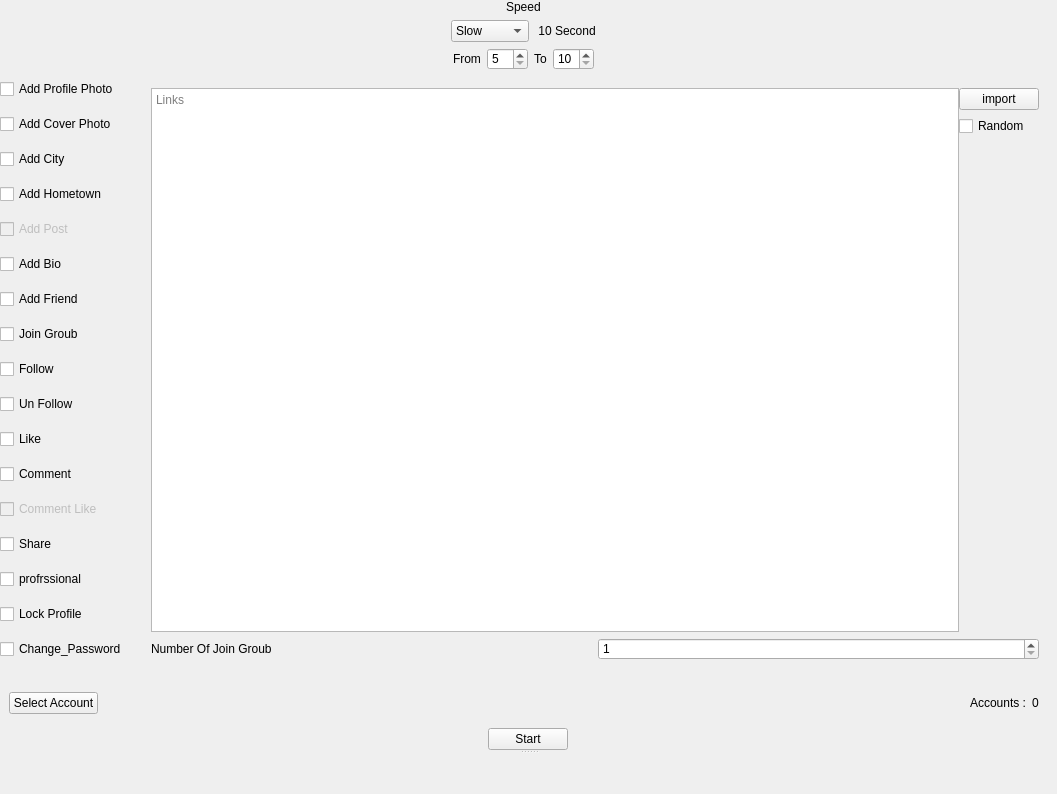
This is ui/Public/Edit.ui in kreemkhaled112/GUI as Qt 5 draws it before an edit. The edited form follows.
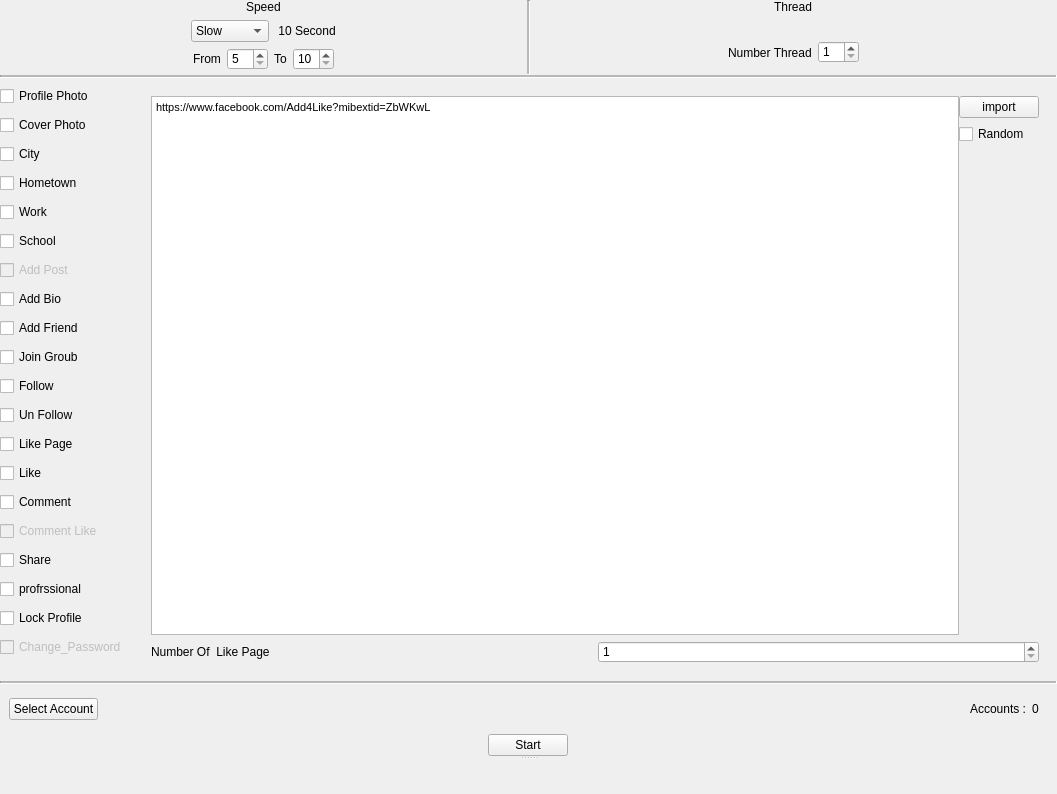
This is the edited form. The open tabs and pages were chosen to show the change. Icons and pictures are not drawn.

Patch:
```diff
--- a/ui/Public/Edit.ui
+++ b/ui/Public/Edit.ui
@@ -33,10 +33,7 @@
 border: none;
 }</string>
   </property>
-  <layout class="QVBoxLayout" name="verticalLayout_23">
-   <property name="spacing">
-    <number>0</number>
-   </property>
+  <layout class="QGridLayout" name="gridLayout_11">
    <property name="leftMargin">
     <number>0</number>
    </property>
@@ -49,28 +46,39 @@
    <property name="bottomMargin">
     <number>0</number>
    </property>
-   <item>
+   <property name="spacing">
+    <number>0</number>
+   </property>
+   <item row="0" column="0">
     <widget class="QWidget" name="widget_16" native="true">
-     <layout class="QVBoxLayout" name="verticalLayout_24">
+     <property name="minimumSize">
+      <size>
+       <width>0</width>
+       <height>0</height>
+      </size>
+     </property>
+     <layout class="QHBoxLayout" name="horizontalLayout_20">
+      <property name="spacing">
+       <number>0</number>
+      </property>
       <property name="leftMargin">
        <number>0</number>
       </property>
       <property name="topMargin">
        <number>0</number>
       </property>
+      <property name="rightMargin">
+       <number>0</number>
+      </property>
       <property name="bottomMargin">
        <number>0</number>
       </property>
-      <item alignment="Qt::AlignHCenter">
-       <widget class="QLabel" name="label_4">
-        <property name="text">
-         <string>Speed</string>
-        </property>
-       </widget>
-      </item>
-      <item alignment="Qt::AlignHCenter">
-       <widget class="QWidget" name="widget_18" native="true">
-        <layout class="QHBoxLayout" name="horizontalLayout_7">
+      <item>
+       <widget class="QWidget" name="widget_speed" native="true">
+        <layout class="QVBoxLayout" name="verticalLayout_23">
+         <property name="spacing">
+          <number>6</number>
+         </property>
          <property name="leftMargin">
           <number>0</number>
          </property>
@@ -81,45 +89,129 @@
           <number>0</number>
          </property>
          <property name="bottomMargin">
-          <number>0</number>
+          <number>5</number>
          </property>
-         <item>
-          <widget class="QComboBox" name="comboBox">
-           <item>
-            <property name="text">
-             <string>Slow</string>
-            </property>
-           </item>
-           <item>
-            <property name="text">
-             <string>Normal</string>
-            </property>
-           </item>
-           <item>
-            <property name="text">
-             <string>Fast</string>
-            </property>
-           </item>
-           <item>
-            <property name="text">
-             <string>Advance</string>
-            </property>
-           </item>
-          </widget>
-         </item>
-         <item>
-          <widget class="QLabel" name="label_3">
+         <item alignment="Qt::AlignHCenter|Qt::AlignTop">
+          <widget class="QLabel" name="label_41">
            <property name="text">
-            <string> 10 Second</string>
+            <string>Speed</string>
            </property>
           </widget>
          </item>
+         <item alignment="Qt::AlignHCenter">
+          <widget class="QWidget" name="widget_18" native="true">
+           <layout class="QHBoxLayout" name="horizontalLayout_7">
+            <property name="leftMargin">
+             <number>0</number>
+            </property>
+            <property name="topMargin">
+             <number>0</number>
+            </property>
+            <property name="rightMargin">
+             <number>0</number>
+            </property>
+            <property name="bottomMargin">
+             <number>0</number>
+            </property>
+            <item>
+             <widget class="QComboBox" name="comboBox">
+              <item>
+               <property name="text">
+                <string>Slow</string>
+               </property>
+              </item>
+              <item>
+               <property name="text">
+                <string>Normal</string>
+               </property>
+              </item>
+              <item>
+               <property name="text">
+                <string>Fast</string>
+               </property>
+              </item>
+              <item>
+               <property name="text">
+                <string>Advance</string>
+               </property>
+              </item>
+             </widget>
+            </item>
+            <item>
+             <widget class="QLabel" name="label_3">
+              <property name="text">
+               <string> 10 Second</string>
+              </property>
+             </widget>
+            </item>
+           </layout>
+          </widget>
+         </item>
+         <item alignment="Qt::AlignHCenter">
+          <widget class="QWidget" name="widget_17" native="true">
+           <layout class="QHBoxLayout" name="horizontalLayout_2">
+            <property name="leftMargin">
+             <number>0</number>
+            </property>
+            <property name="topMargin">
+             <number>0</number>
+            </property>
+            <property name="rightMargin">
+             <number>0</number>
+            </property>
+            <property name="bottomMargin">
+             <number>0</number>
+            </property>
+            <item>
+             <widget class="QLabel" name="fromm">
+              <property name="text">
+               <string>From</string>
+              </property>
+             </widget>
+            </item>
+            <item>
+             <widget class="QSpinBox" name="spinBox_2">
+              <property name="minimum">
+               <number>5</number>
+              </property>
+             </widget>
+            </item>
+            <item>
+             <widget class="QLabel" name="to">
+              <property name="text">
+               <string>To</string>
+              </property>
+             </widget>
+            </item>
+            <item>
+             <widget class="QSpinBox" name="spinBox_3">
+              <property name="minimum">
+               <number>10</number>
+              </property>
+             </widget>
+            </item>
+           </layout>
+          </widget>
+         </item>
         </layout>
        </widget>
       </item>
-      <item alignment="Qt::AlignHCenter">
-       <widget class="QWidget" name="widget_17" native="true">
-        <layout class="QHBoxLayout" name="horizontalLayout_2">
+      <item>
+       <widget class="Line" name="line">
+        <property name="midLineWidth">
+         <number>2</number>
+        </property>
+        <property name="orientation">
+         <enum>Qt::Vertical</enum>
+        </property>
+       </widget>
+      </item>
+      <item>
+       <widget class="QWidget" name="widget_25" native="true">
+        <layout class="QVBoxLayout" name="verticalLayout_24">
+         <property name="spacing">
+          <number>0</number>
+         </property>
          <property name="leftMargin">
           <number>0</number>
          </property>
@@ -130,34 +222,63 @@
           <number>0</number>
          </property>
          <property name="bottomMargin">
-          <number>0</number>
+          <number>5</number>
          </property>
-         <item>
-          <widget class="QLabel" name="fromm">
+         <item alignment="Qt::AlignHCenter|Qt::AlignTop">
+          <widget class="QLabel" name="label_6">
            <property name="text">
-            <string>From</string>
+            <string>Thread</string>
            </property>
           </widget>
          </item>
-         <item>
-          <widget class="QSpinBox" name="spinBox_2">
-           <property name="minimum">
-            <number>5</number>
-           </property>
-          </widget>
-         </item>
-         <item>
-          <widget class="QLabel" name="to">
-           <property name="text">
-            <string>To</string>
-           </property>
-          </widget>
-         </item>
-         <item>
-          <widget class="QSpinBox" name="spinBox_3">
-           <property name="minimum">
-            <number>10</number>
-           </property>
+         <item alignment="Qt::AlignHCenter">
+          <widget class="QWidget" name="widget_26" native="true">
+           <layout class="QHBoxLayout" name="horizontalLayout_19">
+            <property name="leftMargin">
+             <number>0</number>
+            </property>
+            <property name="topMargin">
+             <number>0</number>
+            </property>
+            <property name="rightMargin">
+             <number>0</number>
+            </property>
+            <property name="bottomMargin">
+             <number>0</number>
+            </property>
+            <item>
+             <widget class="QLabel" name="fromm_2">
+              <property name="text">
+               <string>Number Thread</string>
+              </property>
+             </widget>
+            </item>
+            <item>
+             <widget class="QSpinBox" name="spinBox_thread">
+              <property name="cursor">
+               <cursorShape>BlankCursor</cursorShape>
+              </property>
+              <property name="frame">
+               <bool>true</bool>
+              </property>
+              <property name="readOnly">
+               <bool>false</bool>
+              </property>
+              <property name="keyboardTracking">
+               <bool>true</bool>
+              </property>
+              <property name="minimum">
+               <number>1</number>
+              </property>
+              <property name="maximum">
+               <number>10</number>
+              </property>
+              <property name="value">
+               <number>1</number>
+              </property>
+             </widget>
+            </item>
+           </layout>
           </widget>
          </item>
         </layout>
@@ -166,7 +287,7 @@
      </layout>
     </widget>
    </item>
-   <item>
+   <item row="2" column="0">
     <widget class="QSplitter" name="splitter">
      <property name="maximumSize">
       <size>
@@ -216,39 +337,53 @@
               <number>0</number>
              </property>
              <property name="topMargin">
-              <number>0</number>
+              <number>5</number>
              </property>
              <property name="rightMargin">
               <number>0</number>
              </property>
              <property name="bottomMargin">
-              <number>0</number>
+              <number>5</number>
              </property>
              <item>
-              <widget class="QCheckBox" name="Add_Profile_Photo_check">
+              <widget class="QCheckBox" name="Profile_Photo_check">
                <property name="text">
-                <string>Add Profile Photo</string>
+                <string>Profile Photo</string>
                </property>
               </widget>
              </item>
              <item>
-              <widget class="QCheckBox" name="Add_Cover_check">
+              <widget class="QCheckBox" name="Cover_check">
                <property name="text">
-                <string>Add Cover Photo</string>
+                <string>Cover Photo</string>
                </property>
               </widget>
              </item>
              <item>
-              <widget class="QCheckBox" name="Add_City_check">
+              <widget class="QCheckBox" name="City_check">
                <property name="text">
-                <string>Add City</string>
+                <string>City</string>
                </property>
               </widget>
              </item>
              <item>
-              <widget class="QCheckBox" name="Add_Hometown_check">
+              <widget class="QCheckBox" name="Hometown_check">
                <property name="text">
-                <string>Add Hometown</string>
+                <string>Hometown</string>
+               </property>
+              </widget>
+             </item>
+             <item>
+              <widget class="QCheckBox" name="Work_check">
+               <property name="text">
+                <string>Work</string>
+               </property>
+              </widget>
+             </item>
+             <item>
+              <widget class="QCheckBox" name="School_check">
+               <property name="text">
+                <string>School</string>
                </property>
               </widget>
              </item>
@@ -297,6 +432,13 @@
                </property>
               </widget>
              </item>
+             <item>
+              <widget class="QCheckBox" name="Like_Page_check">
+               <property name="text">
+                <string>Like Page</string>
+               </property>
+              </widget>
+             </item>
              <item>
               <widget class="QCheckBox" name="Like_check">
                <property name="text">
@@ -344,6 +486,9 @@
              </item>
              <item>
               <widget class="QCheckBox" name="Change_Password_check">
+               <property name="enabled">
+                <bool>false</bool>
+               </property>
                <property name="text">
                 <string>Change_Password</string>
                </property>
@@ -355,7 +500,7 @@
           <item row="0" column="1">
            <widget class="QStackedWidget" name="stackedWidget">
             <property name="currentIndex">
-             <number>12</number>
+             <number>10</number>
             </property>
             <widget class="QWidget" name="page_photo">
              <layout class="QGridLayout" name="gridLayout_3">
@@ -762,6 +907,190 @@
               </item>
              </layout>
             </widget>
+            <widget class="QWidget" name="page_work">
+             <layout class="QGridLayout" name="gridLayout_12">
+              <item row="0" column="0">
+               <widget class="QScrollArea" name="scrollArea_24">
+                <property name="enabled">
+                 <bool>true</bool>
+                </property>
+                <property name="minimumSize">
+                 <size>
+                  <width>0</width>
+                  <height>0</height>
+                 </size>
+                </property>
+                <property name="maximumSize">
+                 <size>
+                  <width>16777215</width>
+                  <height>16777215</height>
+                 </size>
+                </property>
+                <property name="widgetResizable">
+                 <bool>true</bool>
+                </property>
+                <widget class="QWidget" name="scrollAreaWidgetContents_16">
+                 <property name="geometry">
+                  <rect>
+                   <x>0</x>
+                   <y>0</y>
+                   <width>98</width>
+                   <height>71</height>
+                  </rect>
+                 </property>
+                 <layout class="QGridLayout" name="gridLayout_50" rowstretch="0">
+                  <property name="leftMargin">
+                   <number>0</number>
+                  </property>
+                  <property name="topMargin">
+                   <number>0</number>
+                  </property>
+                  <property name="rightMargin">
+                   <number>0</number>
+                  </property>
+                  <property name="bottomMargin">
+                   <number>0</number>
+                  </property>
+                  <property name="spacing">
+                   <number>6</number>
+                  </property>
+                  <item row="0" column="0">
+                   <widget class="QTextEdit" name="textEdit_work">
+                    <property name="placeholderText">
+                     <string>Work</string>
+                    </property>
+                   </widget>
+                  </item>
+                 </layout>
+                </widget>
+               </widget>
+              </item>
+              <item row="0" column="1" alignment="Qt::AlignTop">
+               <widget class="QWidget" name="widget_21" native="true">
+                <layout class="QVBoxLayout" name="verticalLayout_30">
+                 <property name="leftMargin">
+                  <number>0</number>
+                 </property>
+                 <property name="topMargin">
+                  <number>0</number>
+                 </property>
+                 <property name="rightMargin">
+                  <number>0</number>
+                 </property>
+                 <property name="bottomMargin">
+                  <number>0</number>
+                 </property>
+                 <item>
+                  <widget class="QPushButton" name="import_work">
+                   <property name="text">
+                    <string>import</string>
+                   </property>
+                  </widget>
+                 </item>
+                 <item>
+                  <widget class="QCheckBox" name="checkBox_work">
+                   <property name="text">
+                    <string>Random</string>
+                   </property>
+                  </widget>
+                 </item>
+                </layout>
+               </widget>
+              </item>
+             </layout>
+            </widget>
+            <widget class="QWidget" name="page_shool">
+             <layout class="QGridLayout" name="gridLayout_10">
+              <item row="0" column="0">
+               <widget class="QScrollArea" name="scrollArea_27">
+                <property name="enabled">
+                 <bool>true</bool>
+                </property>
+                <property name="minimumSize">
+                 <size>
+                  <width>0</width>
+                  <height>0</height>
+                 </size>
+                </property>
+                <property name="maximumSize">
+                 <size>
+                  <width>16777215</width>
+                  <height>16777215</height>
+                 </size>
+                </property>
+                <property name="widgetResizable">
+                 <bool>true</bool>
+                </property>
+                <widget class="QWidget" name="scrollAreaWidgetContents_19">
+                 <property name="geometry">
+                  <rect>
+                   <x>0</x>
+                   <y>0</y>
+                   <width>98</width>
+                   <height>71</height>
+                  </rect>
+                 </property>
+                 <layout class="QGridLayout" name="gridLayout_53" rowstretch="0">
+                  <property name="leftMargin">
+                   <number>0</number>
+                  </property>
+                  <property name="topMargin">
+                   <number>0</number>
+                  </property>
+                  <property name="rightMargin">
+                   <number>0</number>
+                  </property>
+                  <property name="bottomMargin">
+                   <number>0</number>
+                  </property>
+                  <property name="spacing">
+                   <number>6</number>
+                  </property>
+                  <item row="0" column="0">
+                   <widget class="QTextEdit" name="textEdit_school">
+                    <property name="placeholderText">
+                     <string>School</string>
+                    </property>
+                   </widget>
+                  </item>
+                 </layout>
+                </widget>
+               </widget>
+              </item>
+              <item row="0" column="1" alignment="Qt::AlignTop">
+               <widget class="QWidget" name="widget_24" native="true">
+                <layout class="QVBoxLayout" name="verticalLayout_31">
+                 <property name="leftMargin">
+                  <number>0</number>
+                 </property>
+                 <property name="topMargin">
+                  <number>0</number>
+                 </property>
+                 <property name="rightMargin">
+                  <number>0</number>
+                 </property>
+                 <property name="bottomMargin">
+                  <number>0</number>
+                 </property>
+                 <item>
+                  <widget class="QPushButton" name="import_shool">
+                   <property name="text">
+                    <string>import</string>
+                   </property>
+                  </widget>
+                 </item>
+                 <item>
+                  <widget class="QCheckBox" name="checkBox_school">
+                   <property name="text">
+                    <string>Random</string>
+                   </property>
+                  </widget>
+                 </item>
+                </layout>
+               </widget>
+              </item>
+             </layout>
+            </widget>
             <widget class="QWidget" name="page_post">
              <layout class="QGridLayout" name="gridLayout_28">
               <property name="horizontalSpacing">
@@ -1215,8 +1544,8 @@
                         <rect>
                          <x>0</x>
                          <y>0</y>
-                         <width>98</width>
-                         <height>71</height>
+                         <width>828</width>
+                         <height>544</height>
                         </rect>
                        </property>
                        <layout class="QGridLayout" name="gridLayout_44" rowstretch="0">
@@ -1636,6 +1965,167 @@
               </item>
              </layout>
             </widget>
+            <widget class="QWidget" name="page_like_page">
+             <layout class="QGridLayout" name="gridLayout_13">
+              <item row="0" column="0">
+               <widget class="QWidget" name="widget_like_page" native="true">
+                <layout class="QVBoxLayout" name="verticalLayout_26">
+                 <item>
+                  <widget class="QWidget" name="widget_84" native="true">
+                   <layout class="QHBoxLayout" name="horizontalLayout_15">
+                    <property name="spacing">
+                     <number>0</number>
+                    </property>
+                    <property name="leftMargin">
+                     <number>0</number>
+                    </property>
+                    <property name="topMargin">
+                     <number>0</number>
+                    </property>
+                    <property name="rightMargin">
+                     <number>0</number>
+                    </property>
+                    <property name="bottomMargin">
+                     <number>0</number>
+                    </property>
+                    <item>
+                     <widget class="QScrollArea" name="scrollArea_23">
+                      <property name="enabled">
+                       <bool>true</bool>
+                      </property>
+                      <property name="minimumSize">
+                       <size>
+                        <width>0</width>
+                        <height>0</height>
+                       </size>
+                      </property>
+                      <property name="maximumSize">
+                       <size>
+                        <width>16777215</width>
+                        <height>16777215</height>
+                       </size>
+                      </property>
+                      <property name="widgetResizable">
+                       <bool>true</bool>
+                      </property>
+                      <widget class="QWidget" name="scrollAreaWidgetContents_15">
+                       <property name="geometry">
+                        <rect>
+                         <x>0</x>
+                         <y>0</y>
+                         <width>98</width>
+                         <height>71</height>
+                        </rect>
+                       </property>
+                       <layout class="QGridLayout" name="gridLayout_49" rowstretch="0">
+                        <property name="leftMargin">
+                         <number>0</number>
+                        </property>
+                        <property name="topMargin">
+                         <number>0</number>
+                        </property>
+                        <property name="rightMargin">
+                         <number>0</number>
+                        </property>
+                        <property name="bottomMargin">
+                         <number>0</number>
+                        </property>
+                        <property name="spacing">
+                         <number>6</number>
+                        </property>
+                        <item row="0" column="0">
+                         <widget class="QTextEdit" name="textEdit_like_page">
+                          <property name="html">
+                           <string>&lt;!DOCTYPE HTML PUBLIC &quot;-//W3C//DTD HTML 4.0//EN&quot; &quot;http://www.w3.org/TR/REC-html40/strict.dtd&quot;&gt;
+&lt;html&gt;&lt;head&gt;&lt;meta name=&quot;qrichtext&quot; content=&quot;1&quot; /&gt;&lt;style type=&quot;text/css&quot;&gt;
+p, li { white-space: pre-wrap; }
+&lt;/style&gt;&lt;/head&gt;&lt;body style=&quot; font-family:'MS Shell Dlg 2'; font-size:8.25pt; font-weight:400; font-style:normal;&quot;&gt;
+&lt;p style=&quot; margin-top:0px; margin-bottom:0px; margin-left:0px; margin-right:0px; -qt-block-indent:0; text-indent:0px;&quot;&gt;https://www.facebook.com/&lt;span style=&quot; font-family:'Consolas,Courier New,monospace'; font-size:8pt; color:#000000;&quot;&gt;Add4Like?mibextid=ZbWKwL&lt;/span&gt;&lt;/p&gt;&lt;/body&gt;&lt;/html&gt;</string>
+                          </property>
+                          <property name="placeholderText">
+                           <string>Links</string>
+                          </property>
+                         </widget>
+                        </item>
+                       </layout>
+                      </widget>
+                     </widget>
+                    </item>
+                    <item alignment="Qt::AlignTop">
+                     <widget class="QWidget" name="widget_20" native="true">
+                      <layout class="QVBoxLayout" name="verticalLayout_27">
+                       <property name="leftMargin">
+                        <number>0</number>
+                       </property>
+                       <property name="topMargin">
+                        <number>0</number>
+                       </property>
+                       <property name="rightMargin">
+                        <number>0</number>
+                       </property>
+                       <property name="bottomMargin">
+                        <number>0</number>
+                       </property>
+                       <item>
+                        <widget class="QPushButton" name="import_like_page">
+                         <property name="text">
+                          <string>import</string>
+                         </property>
+                        </widget>
+                       </item>
+                       <item>
+                        <widget class="QCheckBox" name="checkBox_like_page">
+                         <property name="text">
+                          <string>Random</string>
+                         </property>
+                        </widget>
+                       </item>
+                      </layout>
+                     </widget>
+                    </item>
+                   </layout>
+                  </widget>
+                 </item>
+                 <item>
+                  <widget class="QWidget" name="widget_86" native="true">
+                   <layout class="QHBoxLayout" name="horizontalLayout_58">
+                    <property name="spacing">
+                     <number>5</number>
+                    </property>
+                    <property name="leftMargin">
+                     <number>0</number>
+                    </property>
+                    <property name="topMargin">
+                     <number>0</number>
+                    </property>
+                    <property name="rightMargin">
+                     <number>0</number>
+                    </property>
+                    <property name="bottomMargin">
+                     <number>0</number>
+                    </property>
+                    <item>
+                     <widget class="QLabel" name="label_51">
+                      <property name="text">
+                       <string>Number Of  Like Page</string>
+                      </property>
+                     </widget>
+                    </item>
+                    <item>
+                     <widget class="QSpinBox" name="spinBox_like_page">
+                      <property name="minimum">
+                       <number>1</number>
+                      </property>
+                     </widget>
+                    </item>
+                   </layout>
+                  </widget>
+                 </item>
+                </layout>
+               </widget>
+              </item>
+             </layout>
+            </widget>
             <widget class="QWidget" name="page_like">
              <layout class="QGridLayout" name="gridLayout_32">
               <item row="0" column="0">
@@ -1786,7 +2276,7 @@
                        <string>Like</string>
                       </property>
                       <property name="icon">
-                       <iconset resource="../../static/resource.qrc">
+                       <iconset>
                         <normaloff>:/icon/icon/like.png</normaloff>:/icon/icon/like.png</iconset>
                       </property>
                      </widget>
@@ -1797,7 +2287,7 @@
                        <string>Love</string>
                       </property>
                       <property name="icon">
-                       <iconset resource="../../static/resource.qrc">
+                       <iconset>
                         <normaloff>:/icon/icon/love.png</normaloff>:/icon/icon/love.png</iconset>
                       </property>
                      </widget>
@@ -1808,7 +2298,7 @@
                        <string>Care</string>
                       </property>
                       <property name="icon">
-                       <iconset resource="../../static/resource.qrc">
+                       <iconset>
                         <normaloff>:/icon/icon/care.png</normaloff>:/icon/icon/care.png</iconset>
                       </property>
                      </widget>
@@ -1819,7 +2309,7 @@
                        <string>Haha</string>
                       </property>
                       <property name="icon">
-                       <iconset resource="../../static/resource.qrc">
+                       <iconset>
                         <normaloff>:/icon/icon/haha.png</normaloff>:/icon/icon/haha.png</iconset>
                       </property>
                      </widget>
@@ -1830,7 +2320,7 @@
                        <string>Wow</string>
                       </property>
                       <property name="icon">
-                       <iconset resource="../../static/resource.qrc">
+                       <iconset>
                         <normaloff>:/icon/icon/wow.png</normaloff>:/icon/icon/wow.png</iconset>
                       </property>
                      </widget>
@@ -1841,7 +2331,7 @@
                        <string>Sad</string>
                       </property>
                       <property name="icon">
-                       <iconset resource="../../static/resource.qrc">
+                       <iconset>
                         <normaloff>:/icon/icon/sad.png</normaloff>:/icon/icon/sad.png</iconset>
                       </property>
                       <property name="autoRepeat">
@@ -1961,8 +2451,8 @@
                            <rect>
                             <x>0</x>
                             <y>0</y>
-                            <width>376</width>
-                            <height>549</height>
+                            <width>98</width>
+                            <height>71</height>
                            </rect>
                           </property>
                           <layout class="QGridLayout" name="gridLayout_52" rowstretch="0">
@@ -2077,8 +2567,8 @@
                            <rect>
                             <x>0</x>
                             <y>0</y>
-                            <width>375</width>
-                            <height>549</height>
+                            <width>98</width>
+                            <height>71</height>
                            </rect>
                           </property>
                           <layout class="QGridLayout" name="gridLayout_51" rowstretch="0">
@@ -2485,6 +2975,16 @@
          </layout>
         </widget>
        </item>
+       <item>
+        <widget class="Line" name="line_3">
+         <property name="midLineWidth">
+          <number>2</number>
+         </property>
+         <property name="orientation">
+          <enum>Qt::Horizontal</enum>
+         </property>
+        </widget>
+       </item>
        <item>
         <widget class="QWidget" name="widget_2" native="true">
          <layout class="QVBoxLayout" name="verticalLayout_16">
@@ -2560,6 +3060,16 @@
      <widget class="QWidget" name="widget_Info" native="true"/>
     </widget>
    </item>
+   <item row="1" column="0">
+    <widget class="Line" name="line_2">
+     <property name="midLineWidth">
+      <number>2</number>
+     </property>
+     <property name="orientation">
+      <enum>Qt::Horizontal</enum>
+     </property>
+    </widget>
+   </item>
   </layout>
  </widget>
  <resources>
```
